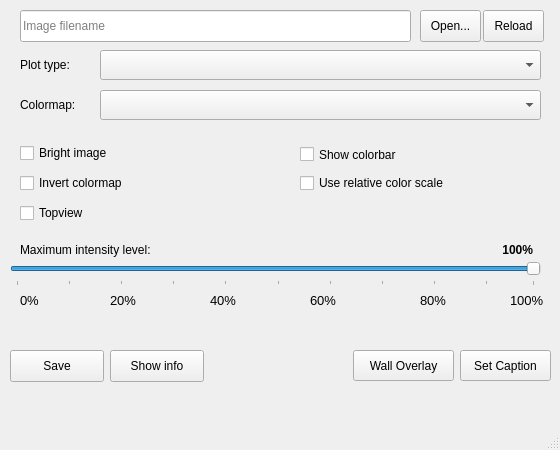
This is ui/main.ui in hoppe93/softviz as Qt 5 draws it before an edit. The edited form follows.
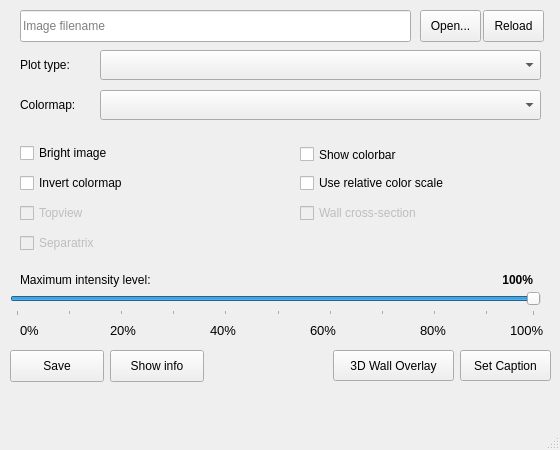
This is the edited form.

Commit message: Implemented basic overlays

What changed in the file:
```diff
--- a/ui/main.ui
+++ b/ui/main.ui
@@ -115,7 +115,7 @@
     <property name="geometry">
      <rect>
       <x>10</x>
-      <y>260</y>
+      <y>290</y>
       <width>531</width>
       <height>26</height>
      </rect>
@@ -149,7 +149,7 @@
     <property name="geometry">
      <rect>
       <x>20</x>
-      <y>240</y>
+      <y>270</y>
       <width>171</width>
       <height>20</height>
      </rect>
@@ -162,7 +162,7 @@
     <property name="geometry">
      <rect>
       <x>110</x>
-      <y>290</y>
+      <y>320</y>
       <width>31</width>
       <height>21</height>
      </rect>
@@ -180,7 +180,7 @@
     <property name="geometry">
      <rect>
       <x>210</x>
-      <y>290</y>
+      <y>320</y>
       <width>31</width>
       <height>21</height>
      </rect>
@@ -198,7 +198,7 @@
     <property name="geometry">
      <rect>
       <x>310</x>
-      <y>290</y>
+      <y>320</y>
       <width>31</width>
       <height>21</height>
      </rect>
@@ -216,7 +216,7 @@
     <property name="geometry">
      <rect>
       <x>420</x>
-      <y>290</y>
+      <y>320</y>
       <width>31</width>
       <height>21</height>
      </rect>
@@ -234,7 +234,7 @@
     <property name="geometry">
      <rect>
       <x>510</x>
-      <y>290</y>
+      <y>320</y>
       <width>41</width>
       <height>21</height>
      </rect>
@@ -252,7 +252,7 @@
     <property name="geometry">
      <rect>
       <x>20</x>
-      <y>290</y>
+      <y>320</y>
       <width>21</width>
       <height>21</height>
      </rect>
@@ -283,7 +283,7 @@
     <property name="geometry">
      <rect>
       <x>470</x>
-      <y>240</y>
+      <y>270</y>
       <width>63</width>
       <height>20</height>
      </rect>
@@ -383,6 +383,9 @@
     </property>
    </widget>
    <widget class="QCheckBox" name="cbTopview">
+    <property name="enabled">
+     <bool>false</bool>
+    </property>
     <property name="geometry">
      <rect>
       <x>20</x>
@@ -398,14 +401,46 @@
    <widget class="QPushButton" name="btnWall">
     <property name="geometry">
      <rect>
-      <x>353</x>
+      <x>333</x>
       <y>350</y>
-      <width>101</width>
+      <width>121</width>
       <height>31</height>
      </rect>
     </property>
     <property name="text">
-     <string>Wall Overlay</string>
+     <string>3D Wall Overlay</string>
+    </property>
+   </widget>
+   <widget class="QCheckBox" name="cbWallCross">
+    <property name="enabled">
+     <bool>false</bool>
+    </property>
+    <property name="geometry">
+     <rect>
+      <x>300</x>
+      <y>200</y>
+      <width>231</width>
+      <height>26</height>
+     </rect>
+    </property>
+    <property name="text">
+     <string>Wall cross-section</string>
+    </property>
+   </widget>
+   <widget class="QCheckBox" name="cbSeparatrix">
+    <property name="enabled">
+     <bool>false</bool>
+    </property>
+    <property name="geometry">
+     <rect>
+      <x>20</x>
+      <y>230</y>
+      <width>241</width>
+      <height>26</height>
+     </rect>
+    </property>
+    <property name="text">
+     <string>Separatrix</string>
     </property>
    </widget>
   </widget>
```
The commit also changes 3 other files.
